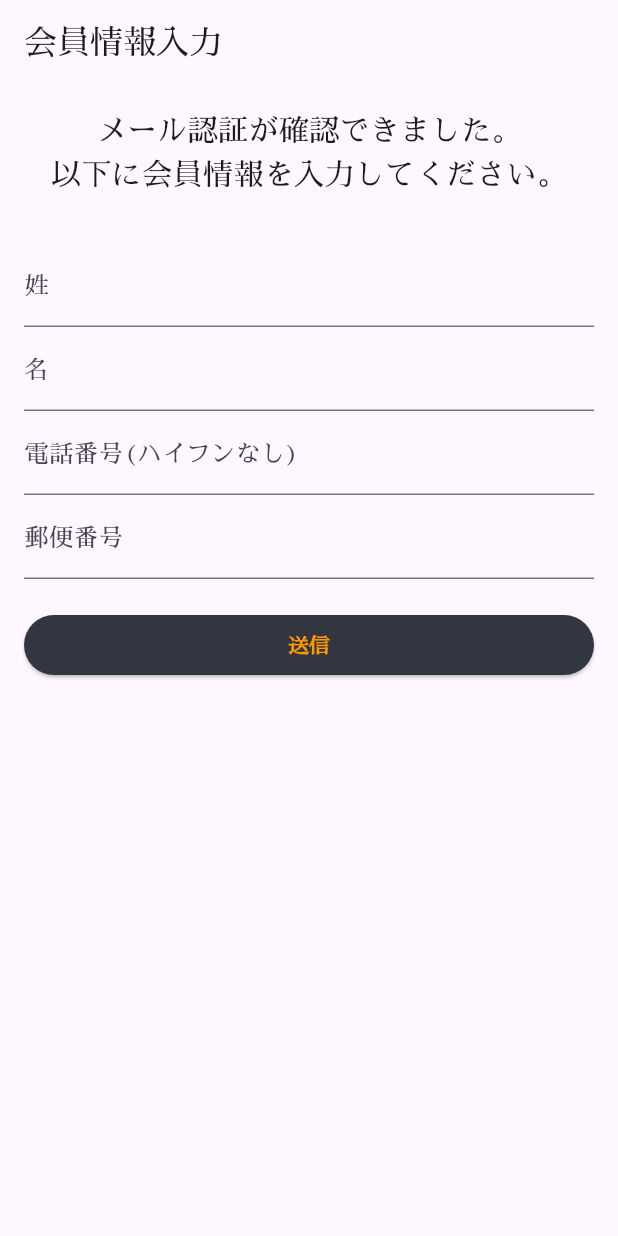
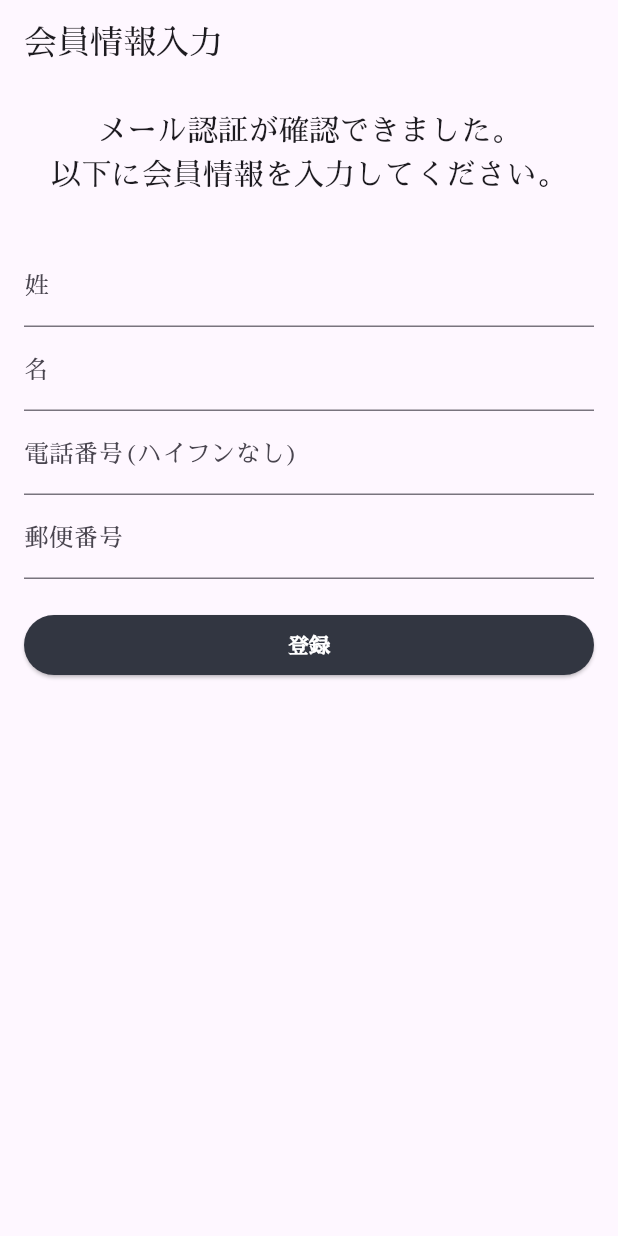
Before and after one commit to nakaharaPro/CaraqueApp, a Flutter app: the InputFormScreen screen opened directly, on a phone screen of 412 x 824 dp. Run offline on Flutter 3.47's test engine with Material 3 defaults, Android fonts, the phone set to English and light mode, and no system bars; our stand-ins replace cloud_firestore, firebase_auth, firebase_core, firebase_remote_config, flutter_staggered_animations, fluttertoast and 4 more; missing offline and left inert: flutter_email_sender; accounts and stored records are empty; generated files the repository leaves out were written again.

Commit message:
会員情報登録

```diff
--- a/lib/view/pages/my_home_page/compornents/auth_screen/components/verify_email_screen.dart
+++ b/lib/view/pages/my_home_page/compornents/auth_screen/components/verify_email_screen.dart
@@ -50,8 +50,7 @@ class VerifyEmailScreen extends StatelessWidget {
           if (authController.reMailAuth.value) {//メール未認証なら
             authController.changeEmailAuthState(); //メール認証ステータスの変更
           }
-          UiHelper.showFlutterToast("会員登録が完了しました。");
-           Get.toNamed(InputInfo.path);
+           Get.toNamed(InputInfo.path);//会員情報入力画面
         } else {
           UiHelper.showFlutterToast("認証が確認できませんでした。");
           authController.changeEmailAuthState(); //メール認証ステータスの変更
--- a/lib/view/pages/my_home_page/compornents/auth_screen/input_info/input_info.dart
+++ b/lib/view/pages/my_home_page/compornents/auth_screen/input_info/input_info.dart
@@ -140,7 +140,7 @@ class _InputFormScreenState extends State<InputFormScreen> {
                 backgroundColor: ColorsConst.constColorGrey,
               ),
               onPressed: _submitForm,
-              child: Text('送信',style: TextStyle(color: ColorsConst.constColorOrange,fontWeight: FontWeight.bold),),
+              child:const  Text('登録',style: TextStyle(color: Colors.white,fontWeight: FontWeight.bold),),
             ),
           ],
         ),
```
